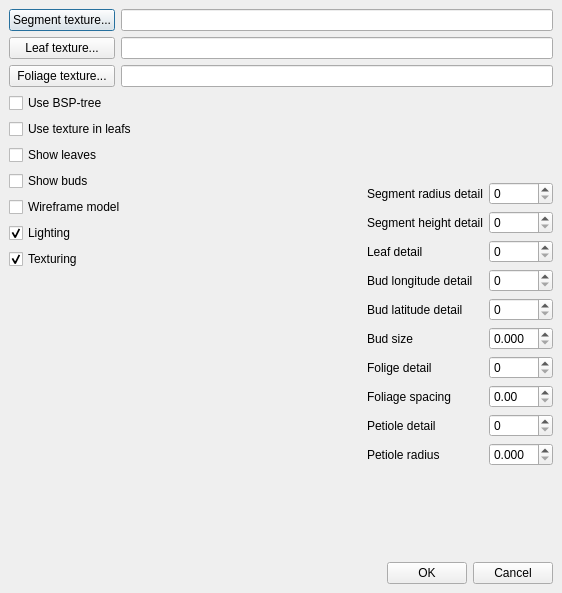
Old version of the form qt-workbench/viz_config.ui in the repository lignumsystem/lignum-core.
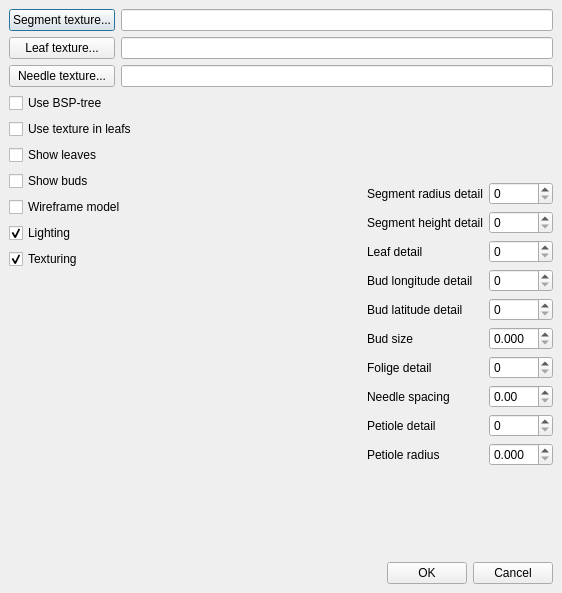
New version of the form.

Commit message: For coniferous, changed Foliage to Needle in the GUI.

```diff
--- a/qt-workbench/viz_config.ui
+++ b/qt-workbench/viz_config.ui
@@ -63,7 +63,7 @@
          <item>
           <widget class="QPushButton" name="foliageButton" >
            <property name="text" >
-            <string>Foliage texture...</string>
+            <string>Needle texture...</string>
            </property>
           </widget>
          </item>
@@ -291,7 +291,7 @@
              <item>
               <widget class="QLabel" name="label_7" >
                <property name="text" >
-                <string>Foliage spacing</string>
+                <string>Needle spacing</string>
                </property>
               </widget>
              </item>
```
The commit also changes 1 other file.
